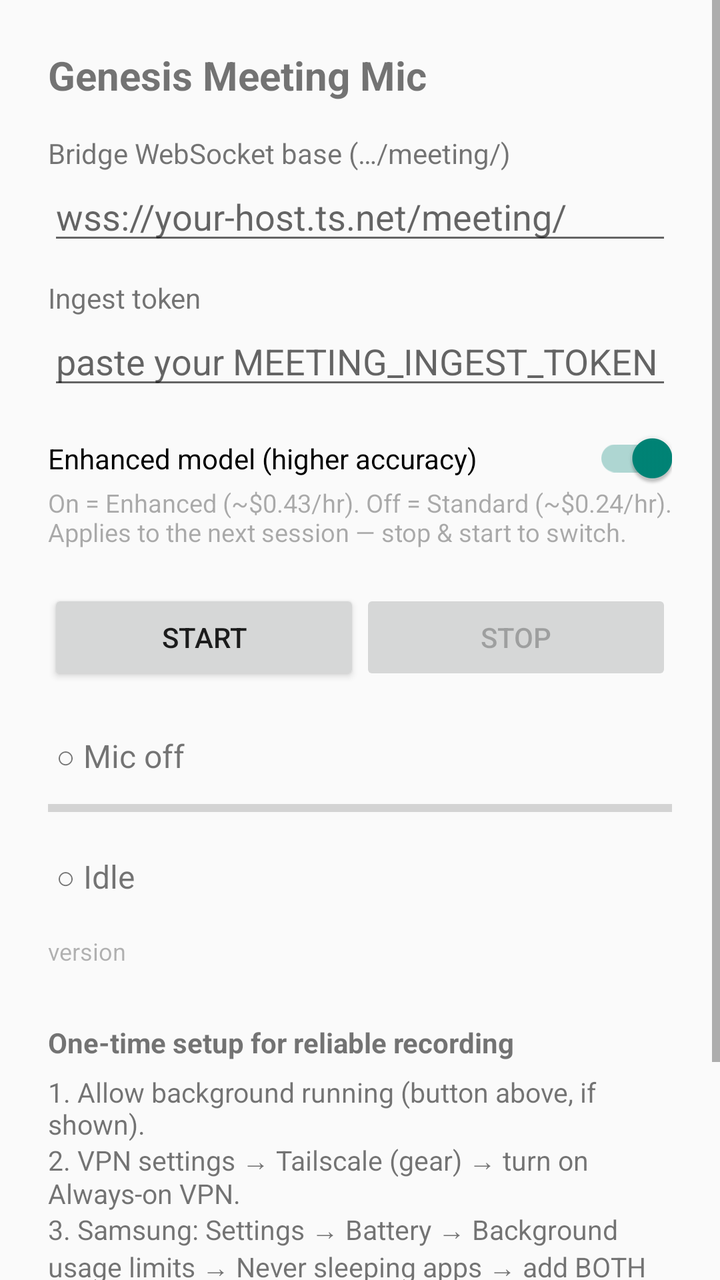
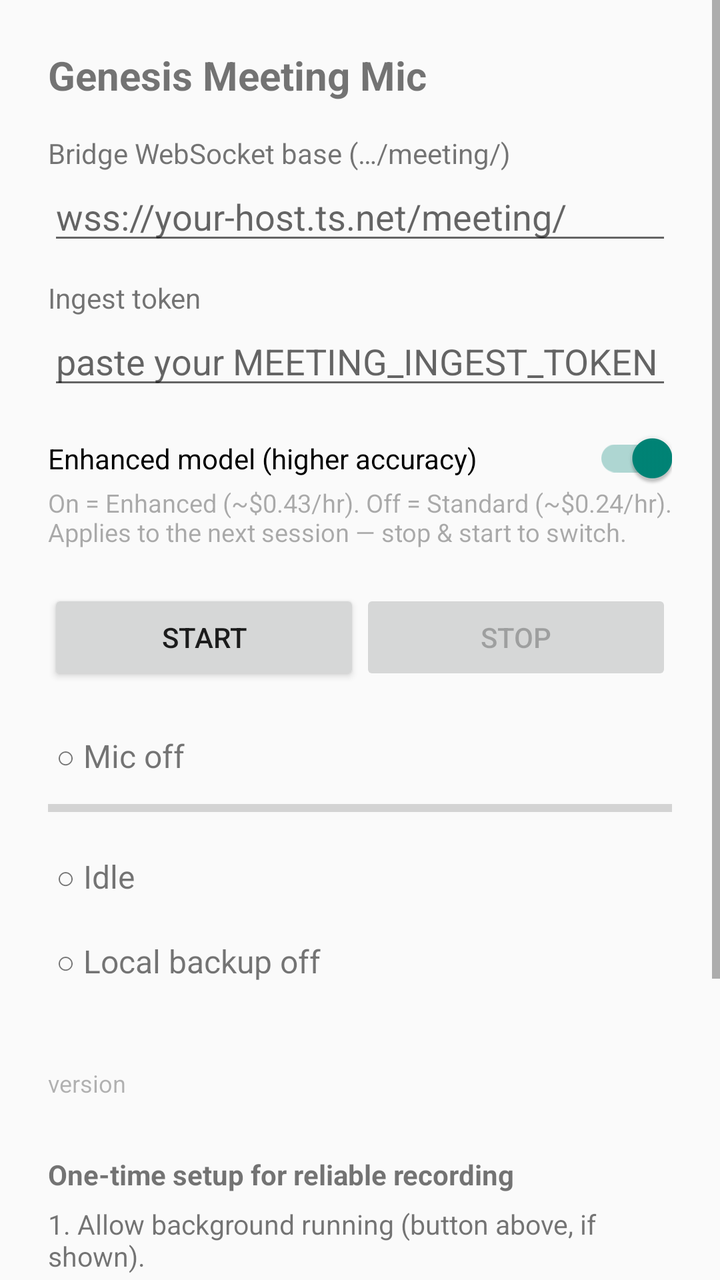

An Android layout rendered at two revisions. The XML below is the earlier revision; the diff shows what the commit changed to produce the second picture.
<!-- AndroidManifest.xml: application theme Theme.GenesisMeetingMic -->
<!-- res/layout/activity_main.xml -->
<?xml version="1.0" encoding="utf-8"?>
<ScrollView xmlns:android="http://schemas.android.com/apk/res/android"
    android:layout_width="match_parent"
    android:layout_height="match_parent"
    android:fillViewport="true">

    <LinearLayout
        android:layout_width="match_parent"
        android:layout_height="wrap_content"
        android:orientation="vertical"
        android:padding="24dp">

        <TextView
            android:layout_width="wrap_content"
            android:layout_height="wrap_content"
            android:text="@string/app_name"
            android:textSize="20sp"
            android:textStyle="bold"
            android:paddingBottom="16dp" />

        <TextView
            android:layout_width="wrap_content"
            android:layout_height="wrap_content"
            android:text="@string/label_ws_url" />

        <EditText
            android:id="@+id/wsUrl"
            android:layout_width="match_parent"
            android:layout_height="wrap_content"
            android:inputType="textUri"
            android:autofillHints="url"
            android:hint="@string/hint_ws_url" />

        <TextView
            android:layout_width="wrap_content"
            android:layout_height="wrap_content"
            android:layout_marginTop="12dp"
            android:text="@string/label_token" />

        <EditText
            android:id="@+id/token"
            android:layout_width="match_parent"
            android:layout_height="wrap_content"
            android:inputType="textNoSuggestions"
            android:autofillHints=""
            android:hint="@string/hint_token" />

        <androidx.appcompat.widget.SwitchCompat
            android:id="@+id/modelSwitch"
            android:layout_width="match_parent"
            android:layout_height="wrap_content"
            android:layout_marginTop="16dp"
            android:checked="true"
            android:text="@string/label_model_enhanced" />

        <TextView
            android:layout_width="wrap_content"
            android:layout_height="wrap_content"
            android:text="@string/hint_model"
            android:textSize="12.5sp"
            android:alpha="0.6" />

        <LinearLayout
            android:layout_width="match_parent"
            android:layout_height="wrap_content"
            android:orientation="horizontal"
            android:layout_marginTop="20dp">

            <Button
                android:id="@+id/startBtn"
                android:layout_width="0dp"
                android:layout_height="wrap_content"
                android:layout_weight="1"
                android:text="@string/btn_start" />

            <Button
                android:id="@+id/stopBtn"
                android:layout_width="0dp"
                android:layout_height="wrap_content"
                android:layout_weight="1"
                android:enabled="false"
                android:text="@string/btn_stop" />
        </LinearLayout>

        
        <TextView
            android:id="@+id/micStatus"
            android:layout_width="match_parent"
            android:layout_height="wrap_content"
            android:layout_marginTop="20dp"
            android:padding="4dp"
            android:textSize="16sp"
            android:text="@string/mic_off" />

        <ProgressBar
            android:id="@+id/micMeter"
            style="?android:attr/progressBarStyleHorizontal"
            android:layout_width="match_parent"
            android:layout_height="14dp"
            android:layout_marginTop="4dp"
            android:max="100"
            android:progress="0" />

        
        <TextView
            android:id="@+id/status"
            android:layout_width="match_parent"
            android:layout_height="wrap_content"
            android:layout_marginTop="12dp"
            android:padding="4dp"
            android:textSize="16sp"
            android:text="@string/status_idle" />

        
        <TextView
            android:id="@+id/netStatus"
            android:layout_width="match_parent"
            android:layout_height="wrap_content"
            android:layout_marginTop="8dp"
            android:padding="4dp"
            android:textSize="15sp"
            android:background="#33D32F2F"
            android:visibility="gone" />

        <TextView
            android:id="@+id/versionLabel"
            android:layout_width="wrap_content"
            android:layout_height="wrap_content"
            android:layout_marginTop="14dp"
            android:textSize="12sp"
            android:alpha="0.55"
            android:text="version" />

        <TextView
            android:id="@+id/notifBanner"
            android:layout_width="match_parent"
            android:layout_height="wrap_content"
            android:layout_marginTop="20dp"
            android:padding="12dp"
            android:background="#33D32F2F"
            android:text="@string/notif_hint"
            android:visibility="gone" />

        <TextView
            android:id="@+id/batteryBanner"
            android:layout_width="match_parent"
            android:layout_height="wrap_content"
            android:layout_marginTop="28dp"
            android:padding="12dp"
            android:background="#33FF9800"
            android:text="@string/battery_hint"
            android:visibility="gone" />

        <Button
            android:id="@+id/batteryBtn"
            android:layout_width="match_parent"
            android:layout_height="wrap_content"
            android:layout_marginTop="8dp"
            android:text="@string/btn_battery"
            android:visibility="gone" />

        <TextView
            android:layout_width="wrap_content"
            android:layout_height="wrap_content"
            android:layout_marginTop="28dp"
            android:text="@string/setup_title"
            android:textStyle="bold" />

        <TextView
            android:layout_width="match_parent"
            android:layout_height="wrap_content"
            android:layout_marginTop="6dp"
            android:text="@string/setup_steps"
            android:textSize="13.5sp" />

        <Button
            android:id="@+id/vpnSettingsBtn"
            android:layout_width="match_parent"
            android:layout_height="wrap_content"
            android:layout_marginTop="8dp"
            android:text="@string/btn_vpn_settings" />

    </LinearLayout>
</ScrollView>
<!-- resources referenced by this layout -->
<resources>
  <string name="app_name">Genesis Meeting Mic</string>
  <string name="battery_hint">This phone may stop the capture when the screen locks. Tap below to allow background running, and on Samsung also exclude this app from Device Care → Sleeping apps.</string>
  <string name="btn_battery">Allow background running</string>
  <string name="btn_start">Start</string>
  <string name="btn_stop">Stop</string>
  <string name="btn_vpn_settings">Open VPN settings (Always-on VPN)</string>
  <string name="hint_model">On = Enhanced (~$0.43/hr). Off = Standard (~$0.24/hr). Applies to the next session — stop &amp; start to switch.</string>
  <string name="hint_token">paste your MEETING_INGEST_TOKEN</string>
  <string name="hint_ws_url">wss://your-host.ts.net/meeting/</string>
  <string name="label_model_enhanced">Enhanced model (higher accuracy)</string>
  <string name="label_token">Ingest token</string>
  <string name="label_ws_url">Bridge WebSocket base (…/meeting/)</string>
  <string name="mic_off">○ Mic off</string>
  <string name="notif_hint">Notifications are off for this app, so mic and connection problems cannot alert you. Turn them on in Settings → Apps → Genesis Meeting Mic → Notifications.</string>
  <string name="setup_steps">1. Allow background running (button above, if shown).\n2. VPN settings → Tailscale (gear) → turn on Always-on VPN.\n3. Samsung: Settings → Battery → Background usage limits → Never sleeping apps → add BOTH Genesis Meeting Mic and Tailscale.\n4. Before an important meeting, check the Microphone access tile in quick settings is on.</string>
  <string name="setup_title">One-time setup for reliable recording</string>
  <string name="status_idle">○ Idle</string>
  <style name="Theme.GenesisMeetingMic" parent="Theme.AppCompat.DayNight.NoActionBar" />
</resources>

<!-- the commit's change to res/layout/activity_main.xml (unified diff, before → after) -->
@@ -113,6 +113,24 @@
 
         
         <TextView
+            android:id="@+id/localStatus"
+            android:layout_width="match_parent"
+            android:layout_height="wrap_content"
+            android:layout_marginTop="12dp"
+            android:padding="4dp"
+            android:textSize="16sp"
+            android:text="@string/local_off" />
+
+        <TextView
+            android:id="@+id/storageSummary"
+            android:layout_width="match_parent"
+            android:layout_height="wrap_content"
+            android:layout_marginTop="6dp"
+            android:textSize="13sp"
+            android:alpha="0.75" />
+
+        
+        <TextView
             android:id="@+id/netStatus"
             android:layout_width="match_parent"
             android:layout_height="wrap_content"
<!-- resource entries referenced after the edit -->
@@ -12,6 +12,7 @@
   <string name="label_model_enhanced">Enhanced model (higher accuracy)</string>
   <string name="label_token">Ingest token</string>
   <string name="label_ws_url">Bridge WebSocket base (…/meeting/)</string>
+  <string name="local_off">○ Local backup off</string>
   <string name="mic_off">○ Mic off</string>
   <string name="notif_hint">Notifications are off for this app, so mic and connection problems cannot alert you. Turn them on in Settings → Apps → Genesis Meeting Mic → Notifications.</string>
   <string name="setup_steps">1. Allow background running (button above, if shown).\n2. VPN settings → Tailscale (gear) → turn on Always-on VPN.\n3. Samsung: Settings → Battery → Background usage limits → Never sleeping apps → add BOTH Genesis Meeting Mic and Tailscale.\n4. Before an important meeting, check the Microphone access tile in quick settings is on.</string>
